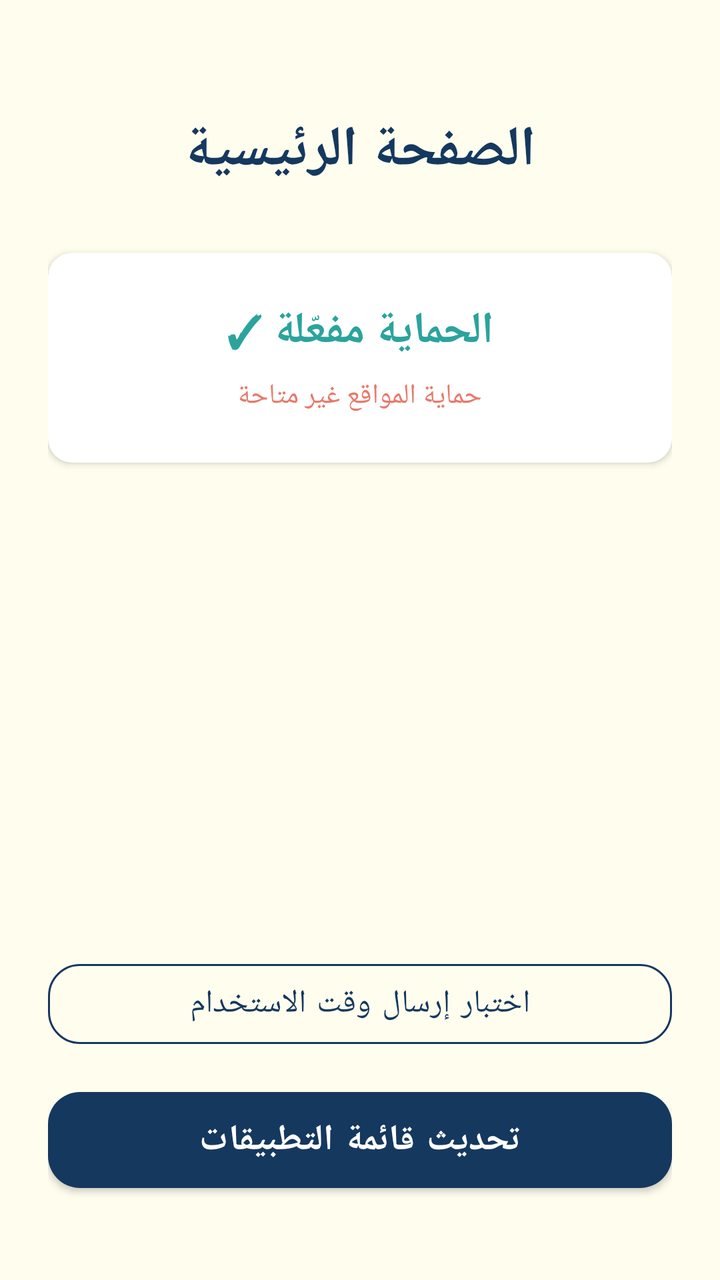
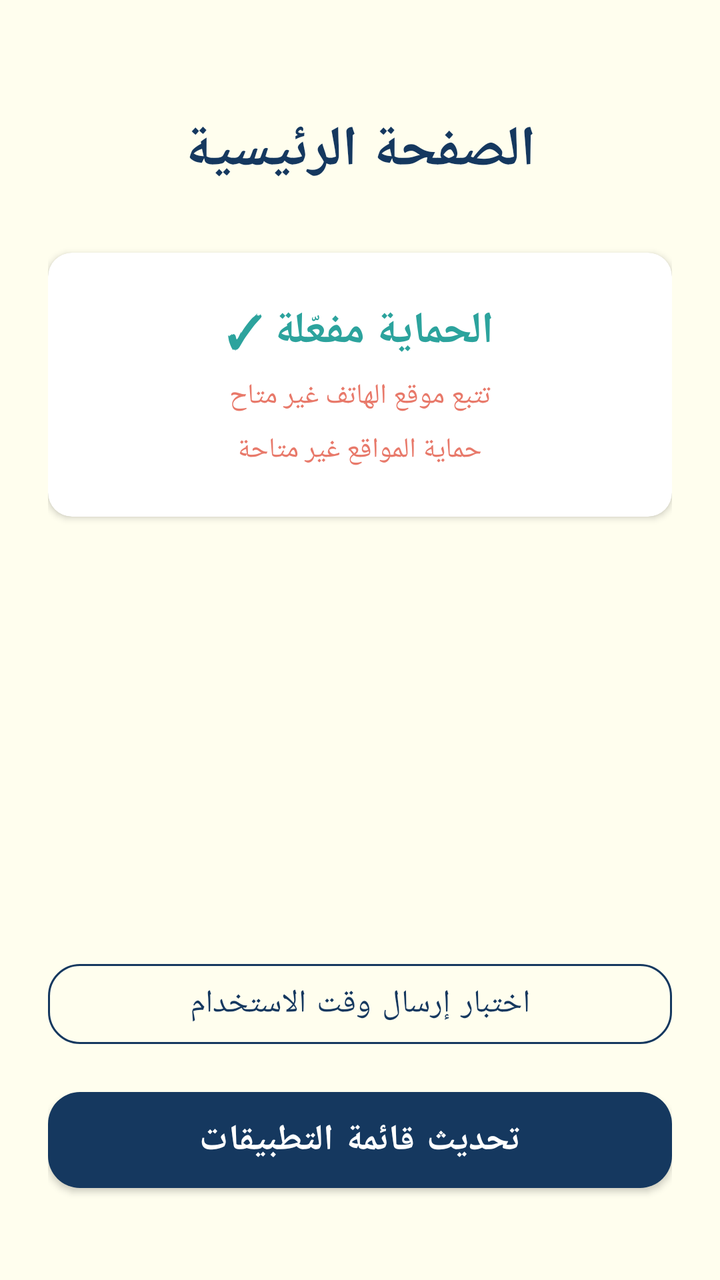

Compare the two renders of this Android layout. The source of the first and the diff that turns it into the second are given below.
<!-- AndroidManifest.xml: application theme Theme.SafeNestKids -->
<!-- res/layout/fragment_home.xml -->
<?xml version="1.0" encoding="utf-8"?>
<androidx.constraintlayout.widget.ConstraintLayout xmlns:android="http://schemas.android.com/apk/res/android"
    xmlns:app="http://schemas.android.com/apk/res-auto"
    android:layout_width="match_parent"
    android:layout_height="match_parent"
    android:background="@color/background_light"
    android:layoutDirection="rtl"
    android:padding="24dp">

    <TextView
        android:id="@+id/tv_title"
        android:layout_width="wrap_content"
        android:layout_height="wrap_content"
        android:text="الصفحة الرئيسية"
        android:textColor="@color/purple_dark"
        android:textSize="28sp"
        android:textStyle="bold"
        android:layout_marginTop="32dp"
        app:layout_constraintTop_toTopOf="parent"
        app:layout_constraintStart_toStartOf="parent"
        app:layout_constraintEnd_toEndOf="parent" />

    
    <com.google.android.material.card.MaterialCardView
        android:id="@+id/card_status"
        android:layout_width="0dp"
        android:layout_height="wrap_content"
        android:layout_marginTop="32dp"
        app:cardCornerRadius="12dp"
        app:cardElevation="2dp"
        app:layout_constraintTop_toBottomOf="@id/tv_title"
        app:layout_constraintStart_toStartOf="parent"
        app:layout_constraintEnd_toEndOf="parent">

        <LinearLayout
            android:layout_width="match_parent"
            android:layout_height="wrap_content"
            android:gravity="center"
            android:orientation="vertical"
            android:padding="24dp">

            <TextView
                android:id="@+id/tv_protection_status"
                android:layout_width="wrap_content"
                android:layout_height="wrap_content"
                android:text="الحماية مفعّلة ✓"
                android:textColor="@color/green_success"
                android:textSize="22sp"
                android:textStyle="bold"
                android:gravity="center" />

            <TextView
                android:id="@+id/tv_website_status"
                android:layout_width="wrap_content"
                android:layout_height="wrap_content"
                android:layout_marginTop="8dp"
                android:text="حماية المواقع غير متاحة"
                android:textColor="@color/red_warning"
                android:textSize="14sp"
                android:gravity="center" />

            <com.google.android.material.button.MaterialButton
                android:id="@+id/btn_fix_permissions"
                style="@style/Widget.MaterialComponents.Button.OutlinedButton"
                android:layout_width="wrap_content"
                android:layout_height="wrap_content"
                android:layout_marginTop="12dp"
                android:text="إعادة ضبط الأذونات"
                android:textColor="@color/red_warning"
                android:visibility="gone"
                app:strokeColor="@color/red_warning"
                app:cornerRadius="8dp" />

        </LinearLayout>
    </com.google.android.material.card.MaterialCardView>

    <ProgressBar
        android:id="@+id/progress_sync"
        android:layout_width="wrap_content"
        android:layout_height="wrap_content"
        android:visibility="gone"
        android:layout_marginBottom="16dp"
        app:layout_constraintBottom_toTopOf="@id/btn_test_usage"
        app:layout_constraintStart_toStartOf="parent"
        app:layout_constraintEnd_toEndOf="parent" />

    
    <com.google.android.material.button.MaterialButton
        android:id="@+id/btn_test_usage"
        style="@style/Widget.MaterialComponents.Button.OutlinedButton"
        android:layout_width="0dp"
        android:layout_height="52dp"
        android:layout_marginBottom="12dp"
        android:text="اختبار إرسال وقت الاستخدام"
        android:textColor="@color/purple_dark"
        android:textSize="16sp"
        app:strokeColor="@color/purple_dark"
        app:cornerRadius="16dp"
        app:layout_constraintBottom_toTopOf="@id/btn_refresh_apps"
        app:layout_constraintStart_toStartOf="parent"
        app:layout_constraintEnd_toEndOf="parent" />

    <com.google.android.material.button.MaterialButton
        android:id="@+id/btn_refresh_apps"
        android:layout_width="0dp"
        android:layout_height="60dp"
        android:layout_marginBottom="16dp"
        android:text="تحديث قائمة التطبيقات"
        android:textColor="@color/white"
        android:textSize="18sp"
        android:textStyle="bold"
        app:backgroundTint="@color/purple_dark"
        app:cornerRadius="16dp"
        app:layout_constraintBottom_toBottomOf="parent"
        app:layout_constraintStart_toStartOf="parent"
        app:layout_constraintEnd_toEndOf="parent" />

</androidx.constraintlayout.widget.ConstraintLayout>
<!-- resources referenced by this layout -->
<resources>
  <color name="background_light">#FFFEEE</color>
  <color name="green_success">#2CA39D</color>
  <color name="purple_dark">#15385F</color>
  <color name="red_warning">#E8796A</color>
  <color name="white">#FFFFFF</color>
  <style name="Theme.SafeNestKids" parent="Theme.MaterialComponents.DayNight.DarkActionBar">
          <item name="colorPrimary">@color/teal_brand</item>
          <item name="colorPrimaryVariant">@color/navy_brand</item>
          <item name="colorOnPrimary">@color/white</item>
          <item name="colorSecondary">@color/navy_brand</item>
          <item name="colorSecondaryVariant">@color/teal_brand</item>
          <item name="colorOnSecondary">@color/white</item>
          <item name="android:statusBarColor">@color/ivory_surface</item>
          <item name="android:navigationBarColor">@color/ivory_surface</item>
          <item name="android:windowBackground">@color/ivory_surface</item>
          <item name="android:fontFamily">sans-serif</item>
          <item name="android:windowLightStatusBar">true</item>
          <item name="android:windowLightNavigationBar">true</item>
      </style>
  <color name="teal_brand">#2CA39D</color>
  <color name="navy_brand">#15385F</color>
  <color name="ivory_surface">#FFFEEE</color>
</resources>

<!-- the commit's change to res/layout/fragment_home.xml (unified diff, before → after) -->
@@ -47,6 +47,16 @@
                 android:textColor="@color/green_success"
                 android:textSize="22sp"
                 android:textStyle="bold"
+                android:gravity="center" />
+
+            <TextView
+                android:id="@+id/tv_phone_location_status"
+                android:layout_width="wrap_content"
+                android:layout_height="wrap_content"
+                android:layout_marginTop="8dp"
+                android:text="تتبع موقع الهاتف غير متاح"
+                android:textColor="@color/red_warning"
+                android:textSize="14sp"
                 android:gravity="center" />
 
             <TextView
